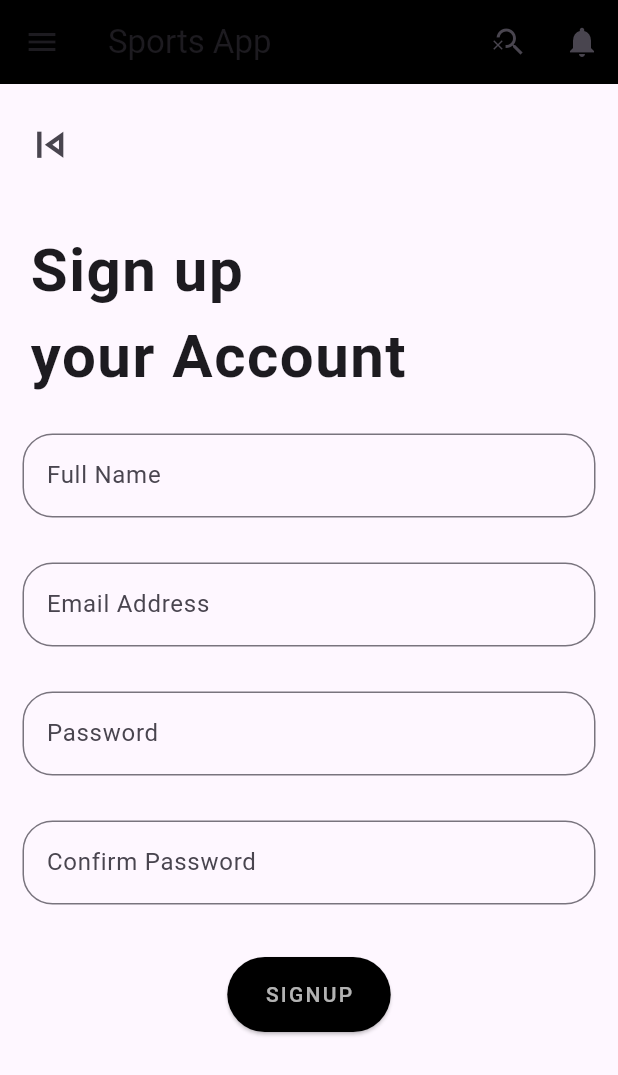
After one commit to tintin1523/Sports, a Flutter app: the SignUp screen opened directly, on a phone screen of 412 x 824 dp. The commit adds this screen. Shown: the top 1075 px of the screen. Run offline on Flutter 3.47's test engine with Material 3 defaults, Android fonts, the phone set to English and light mode, and no system bars.

Commit message:
this commit is for signup screen

```diff
--- a/lib/login_screen.dart
+++ b/lib/login_screen.dart
@@ -1,4 +1,5 @@
 import 'package:flutter/material.dart';
+import 'package:sportsapp/signup_screen.dart';
 
 class LoginScreen extends StatelessWidget {
   FocusNode emailNode = FocusNode();
@@ -30,7 +31,7 @@ class LoginScreen extends StatelessWidget {
         Row(
           children: [
             Padding(
-              padding: const EdgeInsets.only(left: 8.0,top:15.0),
+              padding: const EdgeInsets.only(left: 8.0, top: 15.0),
               child: IconButton(
                   onPressed: () {
                     Navigator.pop(context);
@@ -65,6 +66,7 @@ class LoginScreen extends StatelessWidget {
               height: 65.0,
             ),
           ),
+          //email
           Padding(
             padding: const EdgeInsets.all(15.0),
             child: TextFormField(
@@ -74,6 +76,7 @@ class LoginScreen extends StatelessWidget {
               },
               focusNode: emailNode,
               decoration: InputDecoration(
+                labelText: 'Email Address',
                 border: OutlineInputBorder(
                   borderRadius: BorderRadius.circular(20.0),
                   borderSide: BorderSide(
@@ -81,12 +84,12 @@ class LoginScreen extends StatelessWidget {
                 ),
                 hintMaxLines: 2,
                 // border:  ,
-                hintText: 'Email',
 
                 hintStyle: TextStyle(letterSpacing: 3),
               ),
             ),
           ),
+          //password
           Padding(
             padding: const EdgeInsets.all(15.0),
             child: TextFormField(
@@ -98,7 +101,7 @@ class LoginScreen extends StatelessWidget {
                           style: BorderStyle.solid, color: Colors.black26),
                       borderRadius: BorderRadius.circular(20.0)),
                   hintMaxLines: 3,
-                  hintText: 'Password',
+                  labelText: 'Password',
                   hintStyle: TextStyle(letterSpacing: 3)),
             ),
           ),
@@ -108,7 +111,7 @@ class LoginScreen extends StatelessWidget {
           ElevatedButton(
             onPressed: () {},
             child: Text(
-              'SIGNUP',
+              'LOGIN',
               style: TextStyle(letterSpacing: 1.5),
             ),
             style: ButtonStyle(
@@ -117,6 +120,25 @@ class LoginScreen extends StatelessWidget {
               backgroundColor: MaterialStateProperty.all(Colors.black),
               foregroundColor: MaterialStateProperty.all(Colors.white70),
             ),
+          ),
+          Padding(
+            padding: const EdgeInsets.only(top: 15.0),
+            child: Row(
+              mainAxisAlignment: MainAxisAlignment.center,
+              children: [
+                Text(
+                  "Don't have account signup now",
+                  style: TextStyle(
+                    letterSpacing: 1.0,
+                  ),
+                ),
+                  IconButton(
+                    onPressed: () {
+                      Navigator.push(context, MaterialPageRoute(builder: (context)=> SignUp()));
+                    },
+                    icon: Icon(Icons.assignment_ind_outlined))
+              ],
+            ),
           )
         ]),
       ]),
--- /dev/null
+++ b/lib/signup_screen.dart
@@ -0,0 +1,171 @@
+import 'package:flutter/material.dart';
+
+class SignUp extends StatelessWidget {
+  FocusNode fullNode = FocusNode();
+  FocusNode emailNode = FocusNode();
+  FocusNode passNode = FocusNode();
+  FocusNode confirmNode = FocusNode();
+
+  @override
+  Widget build(BuildContext context) {
+    return Scaffold(
+      appBar: AppBar(
+          backgroundColor: Colors.black,
+          leading: IconButton(
+            icon: Icon(Icons.menu),
+            onPressed: () {
+              print('Hello to the most beautiful app');
+            },
+          ),
+          title: Text('Sports App'),
+          actions: [
+            IconButton(
+              onPressed: () {},
+              icon: Icon(Icons.search_off_outlined),
+            ),
+            IconButton(
+              icon: Icon(Icons.notifications),
+              onPressed: () {},
+            )
+          ]),
+      body: ListView(children: [
+        Column(mainAxisAlignment: MainAxisAlignment.start, children: [
+          Row(
+            children: [
+              Padding(
+                padding: const EdgeInsets.only(left: 8.0, top: 15.0),
+                child: IconButton(
+                    onPressed: () {
+                      Navigator.pop(context);
+                    },
+                    icon: Icon(
+                      Icons.skip_previous_outlined,
+                      size: 35.0,
+                    )),
+              )
+            ],
+          ),
+          Padding(
+            padding: const EdgeInsets.only(top: 30.0, left: 20.0),
+            child: Row(
+              mainAxisAlignment: MainAxisAlignment.start,
+              children: [
+                Column(
+                  crossAxisAlignment: CrossAxisAlignment.start,
+                  children: [
+                    Text(
+                      'Sign up',
+                      style: TextStyle(
+                          fontSize: 40.0,
+                          fontWeight: FontWeight.bold,
+                          letterSpacing: 1.0),
+                    ),
+                    Text('your Account',
+                        style: TextStyle(
+                            fontSize: 40.0,
+                            fontWeight: FontWeight.bold,
+                            letterSpacing: 1.0))
+                  ],
+                ),
+              ],
+            ),
+          ),
+          SizedBox(height: 8.0,),
+          // Full name
+          Padding(
+            padding: const EdgeInsets.all(15.0),
+            child: TextFormField(
+              onFieldSubmitted: (val){
+                FocusScope.of(context).requestFocus(emailNode);
+              },
+              focusNode: fullNode,
+              obscureText: true,
+              decoration: InputDecoration(
+                  border: OutlineInputBorder(
+                      borderSide: BorderSide(
+                          style: BorderStyle.solid, color: Colors.black26),
+                      borderRadius: BorderRadius.circular(20.0)),
+                  hintMaxLines: 3,
+                  labelText: 'Full Name',
+                  hintStyle: TextStyle(letterSpacing: 3)),
+            ),
+          ),
+          // Email Address
+          Padding(
+            padding: const EdgeInsets.all(15.0),
+            child: TextFormField(
+              onFieldSubmitted: (val) {
+                //class FocusScope and method requestFocus
+                FocusScope.of(context).requestFocus(passNode);
+              },
+              focusNode: emailNode,
+              decoration: InputDecoration(
+                border: OutlineInputBorder(
+                  borderRadius: BorderRadius.circular(20.0),
+                  borderSide: BorderSide(
+                      style: BorderStyle.solid, color: Colors.black26),
+                ),
+                hintMaxLines: 2,
+                // border:  ,
+                labelText: 'Email Address',
+
+                hintStyle: TextStyle(letterSpacing: 3),
+              ),
+            ),
+          ),
+          //Password
+          Padding(
+            padding: const EdgeInsets.all(15.0),
+            child: TextFormField(
+              onFieldSubmitted: (val){
+                FocusScope.of(context).requestFocus(confirmNode);
+              },
+              focusNode: passNode,
+              obscureText: true,
+              decoration: InputDecoration(
+                  border: OutlineInputBorder(
+                      borderSide: BorderSide(
+                          style: BorderStyle.solid, color: Colors.black26),
+                      borderRadius: BorderRadius.circular(20.0)),
+                  hintMaxLines: 3,
+                  labelText: 'Password',
+                  hintStyle: TextStyle(letterSpacing: 3)),
+            ),
+          ),
+          //Confirm Password
+          Padding(
+            padding: const EdgeInsets.all(15.0),
+            child: TextFormField(
+              focusNode: confirmNode,
+              obscureText: true,
+              decoration: InputDecoration(
+                  border: OutlineInputBorder(
+                      borderSide: BorderSide(
+                          style: BorderStyle.solid, color: Colors.black26),
+                      borderRadius: BorderRadius.circular(20.0)),
+                  hintMaxLines: 3,
+                  labelText: 'Confirm Password',
+                  hintStyle: TextStyle(letterSpacing: 3)),
+            ),
+          ),
+          SizedBox(
+            height: 20.0,
+          ),
+          ElevatedButton(
+            onPressed: () {},
+            child: Text(
+              'SIGNUP',
+              style: TextStyle(letterSpacing: 1.5),
+            ),
+            style: ButtonStyle(
+              padding: MaterialStateProperty.all(EdgeInsets.only(
+                  right: 25.0, left: 25.0, top: 15.0, bottom: 15.0)),
+              backgroundColor: MaterialStateProperty.all(Colors.black),
+              foregroundColor: MaterialStateProperty.all(Colors.white70),
+            ),
+          ),
+        ]),
+      ]),
+    );
+  }
+}
```
Also changed, not shown: lib/home_screen.dart (added).
